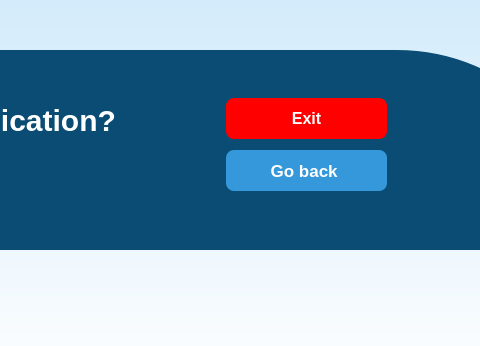
The window that appwindow.ui (TG-o2/Hawata) describes before a commit, drawn with Qt 5; both pictures show x 776 to 1256 and y 500 to 846 of the 1256 by 846 pixel window.
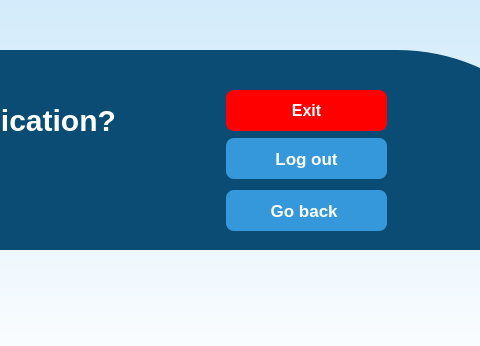
The same window after the commit. The open tabs and pages were chosen to show the change. Custom widgets are drawn as their Qt base class.

```diff
--- a/appwindow.ui
+++ b/appwindow.ui
@@ -179,7 +179,7 @@
      <property name="geometry">
       <rect>
        <x>990</x>
-       <y>600</y>
+       <y>640</y>
        <width>161</width>
        <height>41</height>
       </rect>
@@ -213,7 +213,7 @@
      <property name="geometry">
       <rect>
        <x>990</x>
-       <y>548</y>
+       <y>540</y>
        <width>161</width>
        <height>41</height>
       </rect>
@@ -264,6 +264,40 @@
       <string>Leave application?</string>
      </property>
     </widget>
+    <widget class="QPushButton" name="logout">
+     <property name="geometry">
+      <rect>
+       <x>990</x>
+       <y>588</y>
+       <width>161</width>
+       <height>41</height>
+      </rect>
+     </property>
+     <property name="styleSheet">
+      <string notr="true">QPushButton {
+    background-color: #3498db;
+    color: white;
+    font-size: 17px;
+    font-weight: bold;
+    border: none;
+    border-radius: 8px;
+    padding: 8px 16px;
+}
+QPushButton:hover {
+    background: qlineargradient(x1:0, y1:0, x2:0, y2:1,
+                                stop:0 #38bdf8, stop:1 #0ea5e9);
+}
+
+QPushButton:pressed {
+    background: qlineargradient(x1:0, y1:0, x2:0, y2:1,
+                                stop:0 #0369a1, stop:1 #075985);
+}
+</string>
+     </property>
+     <property name="text">
+      <string>Log out</string>
+     </property>
+    </widget>
    </widget>
    <widget class="QWidget" name="tab">
     <attribute name="title">
```
Left out of the diff: 16 changed lines with no effect on the pictures.
